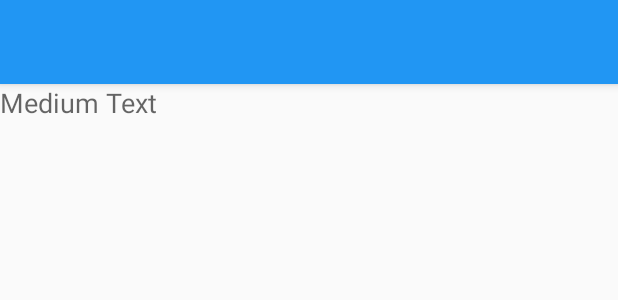
After one commit to cloud9527/MyToDoApp, an Android app: the layout activity_statistics.xml on its own in the app's theme, with its tools: preview values and no code run, on a phone screen of 412 x 824 dp. The commit adds this screen. Shown: the top 300 px of the screen. Run offline under Robolectric (Android 15) with nearby library versions, the phone set to English and light mode, and no system bars.

Commit message:
1、统计页面完成

```diff
--- a/app/src/main/java/com/example/cloud/mytodoapp/task/TasksPresenter.java
+++ b/app/src/main/java/com/example/cloud/mytodoapp/task/TasksPresenter.java
@@ -149,7 +149,7 @@ public class TasksPresenter implements TasksContract.Presenter {
 
     @Override
     public TasksFilterType getFiltering() {
-        return null;
+        return mCurrentFiltering;
     }
 
     private void processTasks(List<Task> tasks) {
--- /dev/null
+++ b/app/src/main/res/layout/activity_statistics.xml
@@ -0,0 +1,66 @@
+<?xml version="1.0" encoding="utf-8"?><!--
+  ~ Copyright (C) 2015 The Android Open Source Project
+  ~
+  ~ Licensed under the Apache License, Version 2.0 (the "License");
+  ~ you may not use this file except in compliance with the License.
+  ~ You may obtain a copy of the License at
+  ~
+  ~      http://www.apache.org/licenses/LICENSE-2.0
+  ~
+  ~ Unless required by applicable law or agreed to in writing, software
+  ~ distributed under the License is distributed on an "AS IS" BASIS,
+  ~ WITHOUT WARRANTIES OR CONDITIONS OF ANY KIND, either express or implied.
+  ~ See the License for the specific language governing permissions and
+  ~ limitations under the License.
+  -->
+
+<android.support.v4.widget.DrawerLayout
+    xmlns:android="http://schemas.android.com/apk/res/android"
+    xmlns:app="http://schemas.android.com/apk/res-auto"
+    xmlns:tools="http://schemas.android.com/tools"
+    android:id="@+id/drawer_layout"
+    android:layout_width="match_parent"
+    android:layout_height="match_parent"
+    tools:openDrawer="start">
+
+    <LinearLayout
+        android:layout_width="match_parent"
+        android:layout_height="match_parent"
+        android:orientation="vertical">
+
+        <android.support.design.widget.AppBarLayout
+            android:layout_width="match_parent"
+            android:layout_height="wrap_content">
+
+            <android.support.v7.widget.Toolbar
+                android:id="@+id/toolbar"
+                android:layout_width="match_parent"
+                android:layout_height="wrap_content"
+                android:background="?attr/colorPrimary"
+                android:minHeight="?attr/actionBarSize"
+                android:theme="@style/Toolbar"
+                app:popupTheme="@style/ThemeOverlay.AppCompat.Light"/>
+        </android.support.design.widget.AppBarLayout>
+
+        <TextView
+            android:id="@+id/statistics"
+            android:layout_width="match_parent"
+            android:layout_height="match_parent"
+            android:text="Medium Text"
+            android:textAppearance="?android:attr/textAppearanceMedium"/>
+
+
+    </LinearLayout>
+
+    <!-- Navigation Drawer -->
+    <android.support.design.widget.NavigationView
+        android:id="@+id/nav_view"
+        android:layout_width="wrap_content"
+        android:layout_height="match_parent"
+        android:layout_gravity="start"
+        android:fitsSystemWindows="true"
+        android:visibility="visible"
+        app:headerLayout="@layout/nav_header"
+        app:menu="@menu/drawer_actions"/>
+
+</android.support.v4.widget.DrawerLayout>
```
Also changed, not shown: app/src/main/AndroidManifest.xml (+12 -1 lines), app/src/main/java/com/example/cloud/mytodoapp/statistics/StatisticsActivity.java (added, +143 -0 lines), app/src/main/java/com/example/cloud/mytodoapp/statistics/StatisticsContract.java (added, +42 -0 lines), app/src/main/java/com/example/cloud/mytodoapp/statistics/StatisticsPresenter.java (added, +70 -0 lines), app/src/main/java/com/example/cloud/mytodoapp/task/TasksActivity.java (+3 -4 lines).
